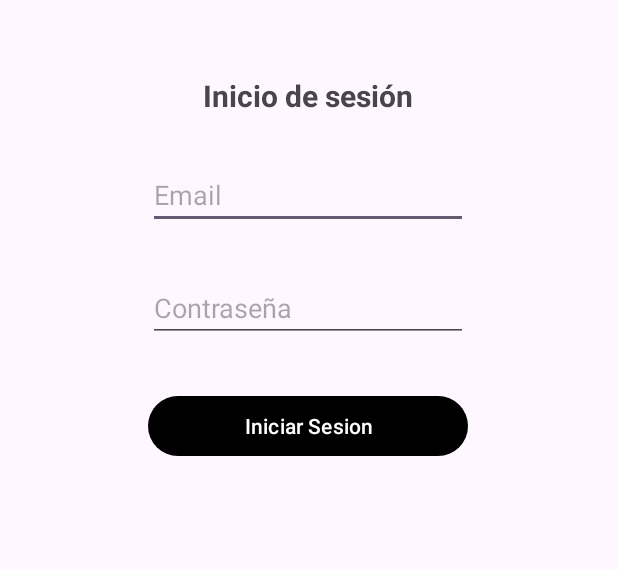
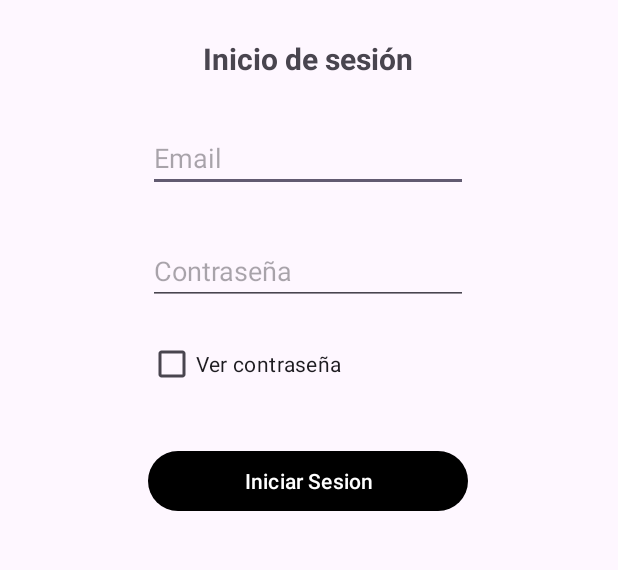
Before and after one commit to MarkosMartinez/TrafikApp-Android, an Android app: the screen it shows after launch (LoginActivity), on a phone screen of 412 x 824 dp, the part 375-945 px from its top. Run offline under Robolectric (Android 15) with nearby library versions, the phone set to English and light mode, and no system bars.

Commit message:
Posibles ultimas mejoras

```diff
--- a/app/src/main/java/com/reto/trafikapp/LoginActivity.java
+++ b/app/src/main/java/com/reto/trafikapp/LoginActivity.java
@@ -3,7 +3,9 @@ package com.reto.trafikapp;
 import android.content.Intent;
 import android.content.SharedPreferences;
 import android.os.Bundle;
+import android.text.InputType;
 import android.widget.Button;
+import android.widget.CheckBox;
 import android.widget.EditText;
 import android.util.Log;
 import android.widget.Toast;
@@ -22,6 +24,7 @@ public class LoginActivity extends AppCompatActivity {
     EditText editTextEmail;
     EditText editTextPass;
     LlamadasAPI llamadasAPI = new LlamadasAPI();
+    CheckBox checkBoxVerPass;
 
     @Override
     protected void onCreate(Bundle savedInstanceState) {
@@ -31,6 +34,7 @@ public class LoginActivity extends AppCompatActivity {
         SharedPreferences sharedPreferences = getSharedPreferences("config", MODE_PRIVATE);
         boolean isLoggedIn = sharedPreferences.getBoolean("estaLogueado", false);
 
+        //Comprobar si esta logueado o no, antes de mostrar el login o redirigir al MainActivity
         if (isLoggedIn) {
             Log.d("LoginActivity", "Usuario logueado");
             startActivity(new Intent(LoginActivity.this, MainActivity.class));
@@ -42,11 +46,22 @@ public class LoginActivity extends AppCompatActivity {
             buttonLogin = findViewById(R.id.buttonLogin);
             editTextEmail = findViewById(R.id.editTextEmail);
             editTextPass = findViewById(R.id.editTextPass);
+            checkBoxVerPass = findViewById(R.id.checkBoxVerPass);
 
             ViewCompat.setOnApplyWindowInsetsListener(findViewById(R.id.main), (v, insets) -> {
                 Insets systemBars = insets.getInsets(WindowInsetsCompat.Type.systemBars());
                 v.setPadding(systemBars.left, systemBars.top, systemBars.right, systemBars.bottom);
                 return insets;
+            });
+
+            checkBoxVerPass.setOnCheckedChangeListener((buttonView, isChecked) -> {
+                int position = editTextPass.getSelectionEnd();
+                if (isChecked) {
+                    editTextPass.setInputType(InputType.TYPE_TEXT_VARIATION_VISIBLE_PASSWORD);
+                } else {
+                    editTextPass.setInputType(InputType.TYPE_CLASS_TEXT | InputType.TYPE_TEXT_VARIATION_PASSWORD);
+                }
+                editTextPass.setSelection(position);
             });
 
             buttonLogin.setOnClickListener(v -> {
--- a/app/src/main/res/layout/activity_login.xml
+++ b/app/src/main/res/layout/activity_login.xml
@@ -12,7 +12,7 @@
         android:layout_width="wrap_content"
         android:layout_height="wrap_content"
         android:layout_marginStart="134dp"
-        android:layout_marginTop="300dp"
+        android:layout_marginTop="275dp"
         android:layout_marginEnd="135dp"
         android:text="@string/activity_login_textView_titulo"
         android:textSize="20sp"
@@ -55,12 +55,12 @@
         android:id="@+id/buttonLogin"
         android:layout_width="0dp"
         android:layout_height="wrap_content"
-        android:layout_marginTop="32dp"
+        android:layout_marginTop="30dp"
         android:text="@string/activity_login_button_login"
         app:layout_constraintEnd_toEndOf="@+id/editTextPass"
+        app:layout_constraintHorizontal_bias="0.0"
         app:layout_constraintStart_toStartOf="@+id/editTextPass"
-        app:layout_constraintTop_toBottomOf="@+id/editTextPass"
-        tools:layout_editor_absoluteX="118dp" />
+        app:layout_constraintTop_toBottomOf="@+id/checkBoxVerPass" />
 
     <ImageView
         android:id="@+id/imageView"
@@ -74,4 +74,13 @@
         app:layout_constraintTop_toTopOf="parent"
         app:srcCompat="@drawable/trafikapp_logo" />
 
+    <CheckBox
+        android:id="@+id/checkBoxVerPass"
+        android:layout_width="wrap_content"
+        android:layout_height="wrap_content"
+        android:layout_marginTop="15dp"
+        android:text="@string/activity_login_checkBox_verPass"
+        app:layout_constraintStart_toStartOf="@+id/editTextPass"
+        app:layout_constraintTop_toBottomOf="@+id/editTextPass" />
+
 </androidx.constraintlayout.widget.ConstraintLayout>
--- a/app/src/main/res/values/strings.xml
+++ b/app/src/main/res/values/strings.xml
@@ -5,6 +5,7 @@
     <string name="activity_login_input_password">Contraseña</string>
     <string name="activity_login_button_login">Iniciar Sesion</string>
     <string name="activity_login_toast_errorCredenciales">Credenciales no validas</string>
+    <string name="activity_login_checkBox_verPass">Ver contraseña</string>
     <string name="google_maps_key" translatable="false">AIzaSyDlGI_JifsSwqvvGfVNdiaqQNAS2Q9dcX8</string>
     <string name="activity_main_filtroInfo_camaras">Cámaras</string>
     <string name="activity_main_filtroInfo_incidencias">Incidencias</string>
```
Also changed, not shown: 3 other files.
